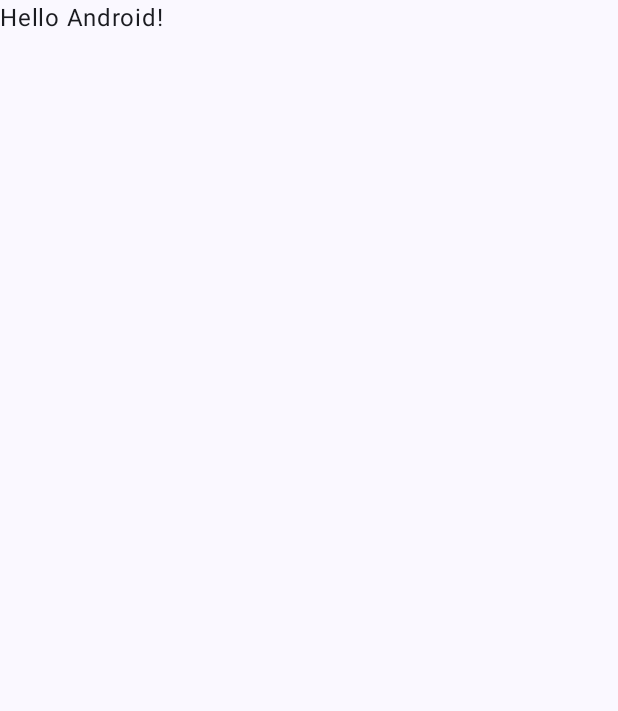
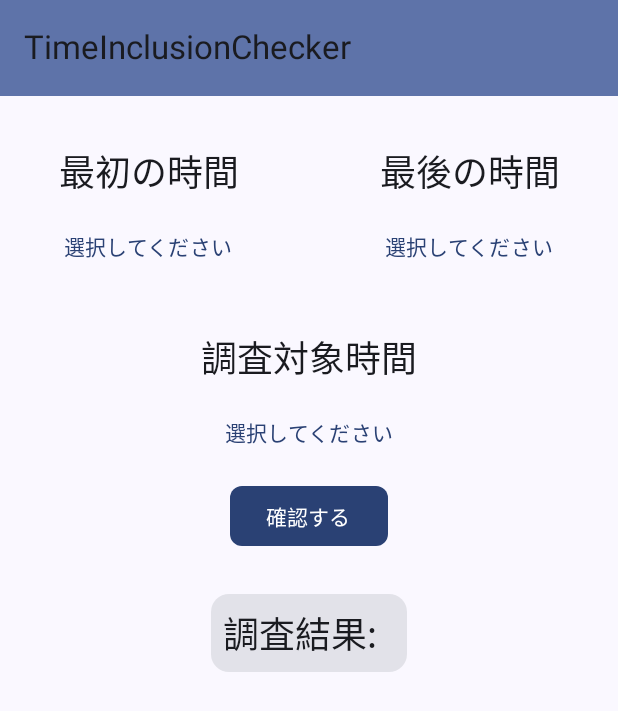
Before and after one commit to Sawamy/TimeInclusionChecker, an Android app built with Jetpack Compose: the screen it shows after launch (MainActivity), on a phone screen of 412 x 824 dp. Before the commit the part shown is almost empty. Shown: the top 711 px of the screen. Run offline under Robolectric (Android 15) with nearby library versions, the light colour scheme and no system bars.

Commit message:
チェック画面の作成

```diff
--- a/app/src/main/java/com/example/timeinclusionchecker/MainActivity.kt
+++ b/app/src/main/java/com/example/timeinclusionchecker/MainActivity.kt
@@ -4,9 +4,6 @@ import android.os.Bundle
 import androidx.activity.ComponentActivity
 import androidx.activity.compose.setContent
 import androidx.activity.enableEdgeToEdge
-import androidx.compose.foundation.layout.fillMaxSize
-import androidx.compose.foundation.layout.padding
-import androidx.compose.material3.Scaffold
 import androidx.compose.material3.Text
 import androidx.compose.runtime.Composable
 import androidx.compose.ui.Modifier
@@ -19,12 +16,7 @@ class MainActivity : ComponentActivity() {
         enableEdgeToEdge()
         setContent {
             TimeInclusionCheckerTheme {
-                Scaffold(modifier = Modifier.fillMaxSize()) { innerPadding ->
-                    Greeting(
-                        name = "Android",
-                        modifier = Modifier.padding(innerPadding)
-                    )
-                }
+                TimeInclusionCheckerApp()
             }
         }
     }
--- /dev/null
+++ b/app/src/main/java/com/example/timeinclusionchecker/TimeInclusionCheckerScreen.kt
@@ -0,0 +1,94 @@
+package com.example.timeinclusionchecker
+
+import androidx.annotation.StringRes
+import androidx.compose.foundation.layout.fillMaxSize
+import androidx.compose.foundation.layout.padding
+import androidx.compose.material.icons.Icons
+import androidx.compose.material.icons.filled.ArrowBack
+import androidx.compose.material3.ExperimentalMaterial3Api
+import androidx.compose.material3.Icon
+import androidx.compose.material3.IconButton
+import androidx.compose.material3.MaterialTheme
+import androidx.compose.material3.Scaffold
+import androidx.compose.material3.Text
+import androidx.compose.material3.TopAppBar
+import androidx.compose.material3.TopAppBarDefaults
+import androidx.compose.runtime.Composable
+import androidx.compose.runtime.getValue
+import androidx.compose.ui.Modifier
+import androidx.compose.ui.res.dimensionResource
+import androidx.compose.ui.res.stringResource
+import androidx.navigation.NavHostController
+import androidx.navigation.compose.NavHost
+import androidx.navigation.compose.composable
+import androidx.navigation.compose.currentBackStackEntryAsState
+import androidx.navigation.compose.rememberNavController
+import com.example.timeinclusionchecker.ui.StartCheckScreen
+
+enum class TimeInclusionCheckerScreen(@StringRes val title: Int) {
+    Start(title = R.string.app_name),
+    history(title = R.string.history),
+}
+
+@OptIn(ExperimentalMaterial3Api::class)
+@Composable
+fun TimeInclusionCheckerBar(
+    currentScreen: TimeInclusionCheckerScreen,
+    canNavigateBack: Boolean,
+    navigateUp: () -> Unit,
+    modifier: Modifier = Modifier
+) {
+    TopAppBar(
+        title = { Text(stringResource(currentScreen.title)) },
+        colors = TopAppBarDefaults.mediumTopAppBarColors(
+            containerColor = MaterialTheme.colorScheme.primaryContainer
+        ),
+        modifier = modifier,
+        navigationIcon = {
+            if (canNavigateBack) {
+                IconButton(onClick = navigateUp) {
+                    Icon(
+                        imageVector = Icons.Filled.ArrowBack,
+                        contentDescription = stringResource(R.string.back_button)
+                    )
+                }
+            }
+        }
+    )
+}
+
+@Composable
+fun TimeInclusionCheckerApp(
+    navController: NavHostController = rememberNavController()
+) {
+
+    val backStackEntry by navController.currentBackStackEntryAsState()
+    val currentScreen = TimeInclusionCheckerScreen.valueOf(
+        backStackEntry?.destination?.route ?: TimeInclusionCheckerScreen.Start.name
+    )
+
+    Scaffold(
+        topBar = {
+            TimeInclusionCheckerBar(
+                currentScreen = currentScreen,
+                canNavigateBack = navController.previousBackStackEntry != null,
+                navigateUp = { navController.navigateUp() }
+            )
+        }
+    ) { innerPadding ->
+
+        NavHost(
+            navController = navController,
+            startDestination = TimeInclusionCheckerScreen.Start.name,
+            modifier = Modifier.padding(innerPadding)
+        ) {
+            composable(route = TimeInclusionCheckerScreen.Start.name) {
+                StartCheckScreen(
+                    modifier = Modifier
+                        .fillMaxSize()
+                        .padding(dimensionResource(R.dimen.padding_medium))
+                )
+            }
+        }
+    }
+}
--- /dev/null
+++ b/app/src/main/java/com/example/timeinclusionchecker/data/CheckUiState.kt
@@ -0,0 +1,14 @@
+package com.example.timeinclusionchecker.data
+
+data class CheckUiState(
+
+    /** 開始時間 */
+    val startTime: String = "選択してください",
+    /** 終了時間 */
+    val lastTime: String = "選択してください",
+    /** ターゲット時間 */
+    val targetTime: String = "選択してください",
+    /** ターゲットが指定範囲に含まれるかチェックした結果 */
+    val isInRange: String = "",
+
+    )
--- /dev/null
+++ b/app/src/main/java/com/example/timeinclusionchecker/ui/StartCheckScreen.kt
@@ -0,0 +1,195 @@
+package com.example.timeinclusionchecker.ui
+
+import androidx.compose.foundation.layout.Arrangement
+import androidx.compose.foundation.layout.Column
+import androidx.compose.foundation.layout.Row
+import androidx.compose.foundation.layout.Spacer
+import androidx.compose.foundation.layout.fillMaxSize
+import androidx.compose.foundation.layout.fillMaxWidth
+import androidx.compose.foundation.layout.height
+import androidx.compose.foundation.layout.padding
+import androidx.compose.foundation.layout.width
+import androidx.compose.material3.DropdownMenu
+import androidx.compose.material3.*
+import androidx.compose.material3.TextButton
+import androidx.compose.runtime.Composable
+import androidx.compose.runtime.collectAsState
+import androidx.compose.runtime.getValue
+import androidx.compose.runtime.mutableStateOf
+import androidx.compose.runtime.remember
+import androidx.compose.runtime.setValue
+import androidx.compose.ui.Alignment
+import androidx.compose.ui.Modifier
+import androidx.compose.ui.res.dimensionResource
+import androidx.compose.ui.res.stringResource
+import androidx.compose.ui.tooling.preview.Preview
+import androidx.compose.ui.unit.dp
+import androidx.lifecycle.viewmodel.compose.viewModel
+import com.example.timeinclusionchecker.R
+import com.example.timeinclusionchecker.ui.theme.TimeInclusionCheckerTheme
+
+/**
+ * チェック画面
+ */
+@Composable
+fun StartCheckScreen(
+    checkViewModel: CheckViewModel = viewModel(),
+    modifier: Modifier = Modifier
+) {
+    val uiState by checkViewModel.uiState.collectAsState()
+
+    var firstTimeExpanded by remember { mutableStateOf(false) }
+    var lastTimeExpanded by remember { mutableStateOf(false) }
+    var targetTimeExpanded by remember { mutableStateOf(false) }
+    var firstTimeSelectedNumber by remember { mutableStateOf("選択してください") }
+    var lastTimeSelectedNumber by remember { mutableStateOf("選択してください") }
+    var targetTimeSelectedNumber by remember { mutableStateOf("選択してください") }
+
+    Column(
+        modifier = Modifier.fillMaxWidth(),
+        horizontalAlignment = Alignment.CenterHorizontally,
+        verticalArrangement = Arrangement.spacedBy(dimensionResource(R.dimen.padding_medium))
+    ) {
+        Spacer(modifier = Modifier.height(dimensionResource(R.dimen.padding_medium)))
+        Row(
+            modifier = Modifier.fillMaxWidth(),
+            horizontalArrangement = Arrangement.Center,
+            verticalAlignment = Alignment.CenterVertically
+        ) {
+
+            // 最初の時間
+            Column(
+                modifier = Modifier.weight(1f),
+                horizontalAlignment = Alignment.CenterHorizontally
+            ) {
+
+                Text(
+                    text = stringResource(R.string.input_first_time),
+                    style = MaterialTheme.typography.headlineSmall
+                )
+                Spacer(modifier = Modifier.height(dimensionResource(R.dimen.padding_small)))
+
+                TextButton(onClick = { firstTimeExpanded = true }) {
+                    Text(firstTimeSelectedNumber)
+                }
+                DropdownMenu(
+                    expanded = firstTimeExpanded,
+                    onDismissRequest = { firstTimeExpanded = false }
+                ) {
+                    (0..23).forEach { number ->
+
+                        DropdownMenuItem(
+                            text = { Text(text = number.toString()) },
+                            onClick = {
+                                firstTimeSelectedNumber = number.toString()
+                                firstTimeExpanded = false
+                                checkViewModel.updateStartTime(number.toString())
+                            }
+                        )
+                    }
+                }
+            }
+
+            Spacer(modifier = Modifier.width(16.dp))
+
+            // 最後の時間
+            Column(
+                modifier = Modifier.weight(1f),
+                horizontalAlignment = Alignment.CenterHorizontally
+            ) {
+                Text(
+                    text = stringResource(R.string.input_last_time),
+                    style = MaterialTheme.typography.headlineSmall
+                )
+
+                Spacer(modifier = Modifier.height(dimensionResource(R.dimen.padding_small)))
+
+                TextButton(onClick = { lastTimeExpanded = true }) {
+                    Text(lastTimeSelectedNumber)
+                }
+                DropdownMenu(
+                    expanded = lastTimeExpanded,
+                    onDismissRequest = { lastTimeExpanded = false }
+                ) {
+                    (0..23).forEach { number ->
+
+                        DropdownMenuItem(
+                            text = { Text(text = number.toString()) },
+                            onClick = {
+                                lastTimeSelectedNumber = number.toString()
+                                lastTimeExpanded = false
+                                checkViewModel.updateLastTime(number.toString())
+                            }
+                        )
+                    }
+                }
+            }
+
+        }
+
+        // 調査対象時間
+        Column(
+            modifier = modifier,
+            horizontalAlignment = Alignment.CenterHorizontally,
+            verticalArrangement = Arrangement.spacedBy(dimensionResource(R.dimen.padding_small))
+        ) {
+            Text(
+                text = stringResource(R.string.input_target_time),
+                style = MaterialTheme.typography.headlineSmall
+            )
+
+            TextButton(onClick = { targetTimeExpanded = true }) {
+                Text(targetTimeSelectedNumber)
+            }
+            DropdownMenu(
+                expanded = targetTimeExpanded,
+                onDismissRequest = { targetTimeExpanded = false }
+            ) {
+                (0..23).forEach { number ->
+
+                    DropdownMenuItem(
+                        text = { Text(text = number.toString()) },
+                        onClick = {
+                            targetTimeSelectedNumber = number.toString()
+                            targetTimeExpanded = false
+                            checkViewModel.updateTargetTime(number.toString())
+                        }
+                    )
+                }
+            }
+
+
+            // 確認するボタン
+            Button(
+                onClick = { checkViewModel.checkInRange() },
+                shape = MaterialTheme.shapes.small,
+                enabled = true
+            ) {
+                Text(text = stringResource(R.string.check_button))
+            }
+
+            Card(
+                modifier = Modifier.padding(20.dp)
+            ) {
+                Text(
+                    text = stringResource(R.string.check_result) + uiState.isInRange,
+                    style = MaterialTheme.typography.headlineSmall,
+                    modifier = Modifier.padding(8.dp)
+                )
+            }
+        }
+    }
+
+}
+
+@Preview
+@Composable
+fun StartOrderPreview() {
+    TimeInclusionCheckerTheme {
+        StartCheckScreen(
+            modifier = Modifier
+                .fillMaxSize()
+                .padding(dimensionResource(R.dimen.padding_medium))
+        )
+    }
+}
--- /dev/null
+++ b/app/src/main/res/values/dimens.xml
@@ -0,0 +1,5 @@
+<?xml version="1.0" encoding="utf-8"?>
+<resources>
+    <dimen name="padding_small">8dp</dimen>
+    <dimen name="padding_medium">16dp</dimen>
+</resources>
--- a/app/src/main/res/values/strings.xml
+++ b/app/src/main/res/values/strings.xml
@@ -1,3 +1,12 @@
 <resources>
     <string name="app_name">TimeInclusionChecker</string>
+    <string name="check">check</string>
+    <string name="history">history</string>
+    <string name="back_button">Back</string>
+
+    <string name="input_first_time">最初の時間</string>
+    <string name="input_last_time">最後の時間</string>
+    <string name="input_target_time">調査対象時間</string>
+    <string name="check_result">"調査結果:  "</string>
+    <string name="check_button">確認する</string>
 </resources>
```
Also changed, not shown: app/build.gradle.kts (+13 -3 lines), app/src/main/java/com/example/timeinclusionchecker/ui/CheckViewModel.kt (added, +82 -0 lines).
